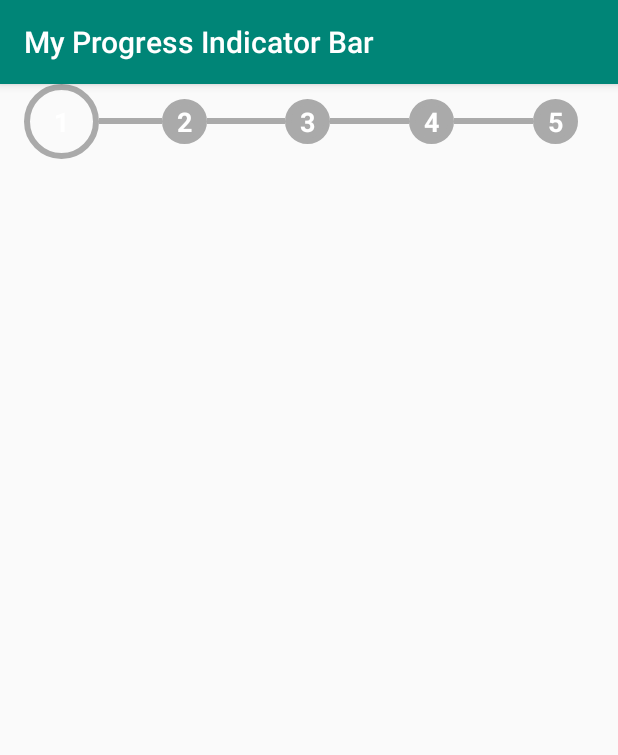
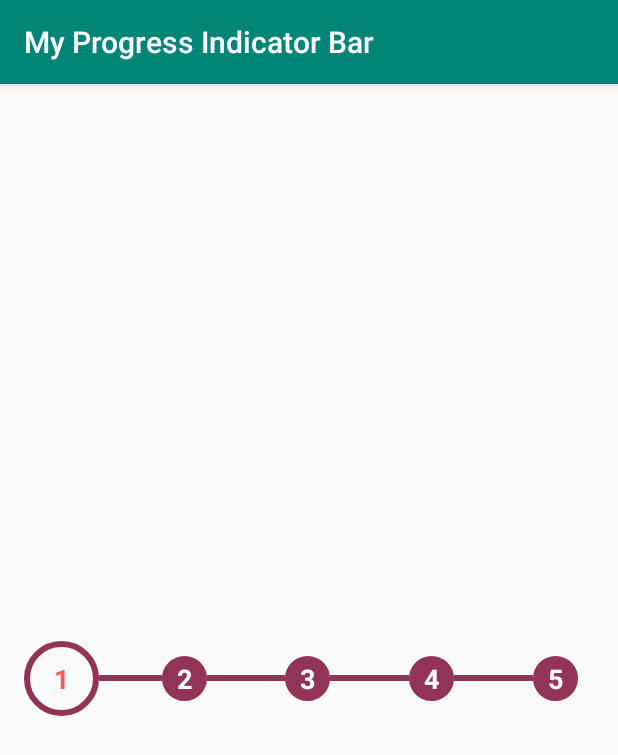
Before and after one commit to dburgosp/MyNavigationStatusBar, an Android app: the screen it shows after launch (MainActivity), on a phone screen of 412 x 824 dp. Shown: the top 755 px of the screen. Run offline under Robolectric (Android 15) with nearby library versions, the phone set to English and light mode, and no system bars.

Commit message:
Corregido bug al pasarle parámetros a ColorStateList

```diff
--- a/app/build.gradle
+++ b/app/build.gradle
@@ -1,4 +1,4 @@
-apply plugin: 'com.android.library'
+apply plugin: 'com.android.application'
 
 android {
     compileSdkVersion 28
--- a/app/src/main/java/com/davidburgosprieto/mynavigationstatusbar/NavigationStatusBar.java
+++ b/app/src/main/java/com/davidburgosprieto/mynavigationstatusbar/NavigationStatusBar.java
@@ -1,6 +1,7 @@
 package com.davidburgosprieto.mynavigationstatusbar;
 
 import android.content.Context;
+import android.content.res.ColorStateList;
 import android.content.res.Resources;
 import android.content.res.TypedArray;
 import android.graphics.Canvas;
@@ -32,15 +33,23 @@ public class NavigationStatusBar extends LinearLayout {
 
     private Paint mPaint;
     private Rect mRect;
-    private int mBgColor, mSelectedTintColor, mSelectedTxtColor, mUnselectedTintColor,
-            mUnselectedTxtColor, mNotClickableTintColor, mNotClickableTxtColor, mStyle, mTotal,
+    private int mBgColor, mSelectedBgColor, mSelectedTxtColor, mUnselectedBgColor,
+            mUnselectedTxtColor, mNotClickableBgColor, mNotClickableTxtColor, mStyle, mTotal,
             mClickables, mSelected;
+    private ColorStateList mUnselectedTintColorStateList, mNotClickableTintColorStateList;
     private ArrayList<RelativeLayout> mLayouts;
     private ArrayList<TextView> mCircles;
     private ArrayList<View> mLeftLines;
     private ArrayList<View> mRightLines;
     private Resources mRes;
     private OnInteractionListener mListener;
+
+    private int[][] mStates = new int[][]{
+            new int[]{android.R.attr.state_enabled}, // enabled
+            new int[]{-android.R.attr.state_enabled}, // disabled
+            new int[]{-android.R.attr.state_checked}, // unchecked
+            new int[]{android.R.attr.state_pressed}  // pressed
+    };
 
     @Override
     protected void onDraw(Canvas canvas) {
@@ -119,23 +128,33 @@ public class NavigationStatusBar extends LinearLayout {
     }
 
     private void getAttributes(AttributeSet set) {
+        // Obtain a TypedArray with all elements defined in attrs.xml and initialise member
+        // variables with the values input through this TypedArray, also providing default values in
+        // case no value for that attribute was input by the user.
         TypedArray ta = getContext().obtainStyledAttributes(set, R.styleable.NavigationStatusBar);
-
         mBgColor = ta.getColor(R.styleable.NavigationStatusBar_bg_color, getResources().getColor(R.color.colorPrimaryDark));
         mTotal = ta.getInt(R.styleable.NavigationStatusBar_total_elements, MAX_ELEMENTS);
         mClickables = ta.getInt(R.styleable.NavigationStatusBar_clickable_elements, MAX_ELEMENTS);
         mSelected = ta.getInt(R.styleable.NavigationStatusBar_selected_element, 1);
-        mSelectedTintColor = ta.getColor(R.styleable.NavigationStatusBar_selected_bg_color, getResources().getColor(R.color.colorPrimaryDark));
+        mSelectedBgColor = ta.getColor(R.styleable.NavigationStatusBar_selected_bg_color, getResources().getColor(R.color.colorPrimaryDark));
         mSelectedTxtColor = ta.getColor(R.styleable.NavigationStatusBar_selected_txt_color, getResources().getColor(R.color.colorPrimaryDark));
-        mUnselectedTintColor = ta.getColor(R.styleable.NavigationStatusBar_unselected_bg_color, getResources().getColor(R.color.colorPrimaryDark));
+        mUnselectedBgColor = ta.getColor(R.styleable.NavigationStatusBar_unselected_bg_color, getResources().getColor(R.color.colorPrimaryDark));
         mUnselectedTxtColor = ta.getColor(R.styleable.NavigationStatusBar_unselected_txt_color, getResources().getColor(android.R.color.white));
-        mNotClickableTintColor = ta.getColor(R.styleable.NavigationStatusBar_not_clickable_bg_color, getResources().getColor(android.R.color.darker_gray));
+        mNotClickableBgColor = ta.getColor(R.styleable.NavigationStatusBar_not_clickable_bg_color, getResources().getColor(android.R.color.darker_gray));
         mNotClickableTxtColor = ta.getColor(R.styleable.NavigationStatusBar_not_clickable_txt_color, getResources().getColor(android.R.color.white));
         mStyle = ta.getInt(R.styleable.NavigationStatusBar_style, STYLE_STROKE);
+        ta.recycle();
+
+        // Set ColorStateList member variables from input colors.
+        mUnselectedTintColorStateList = new ColorStateList(mStates, new int[]{
+                mUnselectedBgColor, mUnselectedBgColor, mUnselectedBgColor, mUnselectedBgColor
+        });
+        mNotClickableTintColorStateList = new ColorStateList(mStates, new int[]{
+                mNotClickableBgColor, mNotClickableBgColor, mNotClickableBgColor, mNotClickableBgColor
+        });
 
         mPaint.setColor(mBgColor);
         reDraw();
-        ta.recycle();
     }
 
     private void setLayout(Context context) {
@@ -176,14 +195,14 @@ public class NavigationStatusBar extends LinearLayout {
 
                 if (i < mClickables) {
                     // Set colors for clickable elements.
-                    mCircles.get(i).setBackgroundTintList(mRes.getColorStateList(mUnselectedTintColor));
-                    mLeftLines.get(i).setBackgroundColor(mRes.getColor(mUnselectedTintColor));
+                    mCircles.get(i).setBackgroundTintList(mUnselectedTintColorStateList);
+                    mLeftLines.get(i).setBackgroundColor(mUnselectedBgColor);
                     if (i == mClickables - 1) {
                         // The line to the right of the last clickable element must be grayed.
-                        mRightLines.get(i).setBackgroundColor(mRes.getColor(mNotClickableTintColor));
+                        mRightLines.get(i).setBackgroundColor(mNotClickableBgColor);
                     } else {
                         // The line to the right of any clickable element but the last one must be colored.
-                        mRightLines.get(i).setBackgroundColor(mRes.getColor(mUnselectedTintColor));
+                        mRightLines.get(i).setBackgroundColor(mUnselectedBgColor);
                     }
 
                     // Set listeners on clickable elements.
@@ -201,10 +220,10 @@ public class NavigationStatusBar extends LinearLayout {
                     });
                 } else {
                     // Set colors for not clickable elements.
-                    mCircles.get(i).setBackgroundTintList(mRes.getColorStateList(mNotClickableTintColor));
-                    mCircles.get(i).setTextColor(mRes.getColorStateList(mNotClickableTxtColor));
-                    mLeftLines.get(i).setBackgroundColor(mRes.getColor(mNotClickableTintColor));
-                    mRightLines.get(i).setBackgroundColor(mRes.getColor(mNotClickableTintColor));
+                    mCircles.get(i).setBackgroundTintList(mNotClickableTintColorStateList);
+                    mCircles.get(i).setTextColor(mNotClickableTxtColor);
+                    mLeftLines.get(i).setBackgroundColor(mNotClickableBgColor);
+                    mRightLines.get(i).setBackgroundColor(mNotClickableBgColor);
                 }
 
                 // Set active element.
@@ -239,7 +258,7 @@ public class NavigationStatusBar extends LinearLayout {
         tv.setBackground(mRes.getDrawable(R.drawable.circle_selected));
 
         // Set text color.
-        tv.setTextColor(mRes.getColor(mSelectedTxtColor));
+        tv.setTextColor(mSelectedTxtColor);
 
         // Set width and height for selected circle.
         final ViewGroup.LayoutParams layoutParams = tv.getLayoutParams();
@@ -260,7 +279,7 @@ public class NavigationStatusBar extends LinearLayout {
         tv.setBackground(mRes.getDrawable(R.drawable.circle_unselected));
 
         // Set text color.
-        tv.setTextColor(mRes.getColor(mUnselectedTxtColor));
+        tv.setTextColor(mUnselectedTxtColor);
 
         // Set width and height for not selected circle.
         final ViewGroup.LayoutParams layoutParams = mCircles.get(i).getLayoutParams();
--- a/app/src/main/res/layout/activity_main.xml
+++ b/app/src/main/res/layout/activity_main.xml
@@ -3,7 +3,7 @@
     xmlns:app="http://schemas.android.com/apk/res-auto"
     xmlns:tools="http://schemas.android.com/tools"
     android:layout_width="match_parent"
-    android:layout_height="match_parent"
+    android:layout_height="wrap_content"
     tools:context=".MainActivity">
 
     <com.davidburgosprieto.mynavigationstatusbar.NavigationStatusBar
@@ -11,10 +11,10 @@
         android:layout_width="match_parent"
         android:layout_height="wrap_content"
         app:clickable_elements="5"
-        app:selected_bg_color="@color/colorPrimaryDark"
+        app:selected_bg_color="#00FFff"
         app:selected_element="1"
-        app:selected_txt_color="@color/colorPrimaryDark"
+        app:selected_txt_color="#ff5855"
         app:total_elements="5"
-        app:unselected_bg_color="@color/colorPrimaryDark"
+        app:unselected_bg_color="#923456"
         app:unselected_txt_color="@color/white" />
 </RelativeLayout>
--- a/app/src/main/res/layout/navigation_status_bar.xml
+++ b/app/src/main/res/layout/navigation_status_bar.xml
@@ -12,6 +12,17 @@
         android:layout_width="0dp"
         android:layout_height="match_parent"
         android:layout_weight="1">
+
+        <TextView
+            android:id="@+id/text_1"
+            style="@style/TextDisabledStyle"
+            tools:text="1" />
+
+        <RelativeLayout
+            android:layout_width="wrap_content"
+            android:layout_height="wrap_content"
+            android:layout_below="@id/text_1"
+            android:layout_alignParentBottom="true">
 
             <View
                 android:id="@+id/left_line_1"
@@ -29,11 +40,24 @@
                 android:layout_toEndOf="@id/circle_1" />
         </RelativeLayout>
 
+    </RelativeLayout>
+
     <RelativeLayout
         android:id="@+id/layout_2"
         android:layout_width="0dp"
         android:layout_height="match_parent"
         android:layout_weight="1">
+
+        <TextView
+            android:id="@+id/text_2"
+            style="@style/TextDisabledStyle"
+            tools:text="2" />
+
+        <RelativeLayout
+            android:layout_width="wrap_content"
+            android:layout_height="wrap_content"
+            android:layout_below="@id/text_2"
+            android:layout_alignParentBottom="true">
 
             <View
                 android:id="@+id/left_line_2"
@@ -50,12 +74,24 @@
                 style="@style/RightLineStyle"
                 android:layout_toEndOf="@id/circle_2" />
         </RelativeLayout>
+    </RelativeLayout>
 
     <RelativeLayout
         android:id="@+id/layout_3"
         android:layout_width="0dp"
         android:layout_height="match_parent"
         android:layout_weight="1">
+
+        <TextView
+            android:id="@+id/text_3"
+            style="@style/TextDisabledStyle"
+            tools:text="3" />
+
+        <RelativeLayout
+            android:layout_width="wrap_content"
+            android:layout_height="wrap_content"
+            android:layout_below="@id/text_3"
+            android:layout_alignParentBottom="true">
 
             <View
                 android:id="@+id/left_line_3"
@@ -72,12 +108,24 @@
                 style="@style/RightLineStyle"
                 android:layout_toEndOf="@id/circle_3" />
         </RelativeLayout>
+    </RelativeLayout>
 
     <RelativeLayout
         android:id="@+id/layout_4"
         android:layout_width="0dp"
         android:layout_height="match_parent"
         android:layout_weight="1">
+
+        <TextView
+            android:id="@+id/text_4"
+            style="@style/TextDisabledStyle"
+            tools:text="4" />
+
+        <RelativeLayout
+            android:layout_width="wrap_content"
+            android:layout_height="wrap_content"
+            android:layout_below="@id/text_4"
+            android:layout_alignParentBottom="true">
 
             <View
                 android:id="@+id/left_line_4"
@@ -94,12 +142,24 @@
                 style="@style/RightLineStyle"
                 android:layout_toEndOf="@id/circle_4" />
         </RelativeLayout>
+    </RelativeLayout>
 
     <RelativeLayout
         android:id="@+id/layout_5"
         android:layout_width="0dp"
         android:layout_height="match_parent"
         android:layout_weight="1">
+
+        <TextView
+            android:id="@+id/text_5"
+            style="@style/TextDisabledStyle"
+            tools:text="5" />
+
+        <RelativeLayout
+            android:layout_width="wrap_content"
+            android:layout_height="wrap_content"
+            android:layout_below="@id/text_5"
+            android:layout_alignParentBottom="true">
 
             <View
                 android:id="@+id/left_line_5"
@@ -116,12 +176,24 @@
                 style="@style/RightLineStyle"
                 android:layout_toEndOf="@id/circle_5" />
         </RelativeLayout>
+    </RelativeLayout>
 
     <RelativeLayout
         android:id="@+id/layout_6"
         android:layout_width="0dp"
         android:layout_height="match_parent"
         android:layout_weight="1">
+
+        <TextView
+            android:id="@+id/text_6"
+            style="@style/TextDisabledStyle"
+            tools:text="6" />
+
+        <RelativeLayout
+            android:layout_width="wrap_content"
+            android:layout_height="wrap_content"
+            android:layout_below="@id/text_6"
+            android:layout_alignParentBottom="true">
 
             <View
                 android:id="@+id/left_line_6"
@@ -138,12 +210,24 @@
                 style="@style/RightLineStyle"
                 android:layout_toEndOf="@id/circle_6" />
         </RelativeLayout>
+    </RelativeLayout>
 
     <RelativeLayout
         android:id="@+id/layout_7"
         android:layout_width="0dp"
         android:layout_height="match_parent"
         android:layout_weight="1">
+
+        <TextView
+            android:id="@+id/text_7"
+            style="@style/TextDisabledStyle"
+            tools:text="7" />
+
+        <RelativeLayout
+            android:layout_width="wrap_content"
+            android:layout_height="wrap_content"
+            android:layout_below="@id/text_7"
+            android:layout_alignParentBottom="true">
 
             <View
                 android:id="@+id/left_line_7"
@@ -160,12 +244,24 @@
                 style="@style/RightLineStyle"
                 android:layout_toEndOf="@id/circle_7" />
         </RelativeLayout>
+    </RelativeLayout>
 
     <RelativeLayout
         android:id="@+id/layout_8"
         android:layout_width="0dp"
         android:layout_height="match_parent"
         android:layout_weight="1">
+
+        <TextView
+            android:id="@+id/text_8"
+            style="@style/TextDisabledStyle"
+            tools:text="8" />
+
+        <RelativeLayout
+            android:layout_width="wrap_content"
+            android:layout_height="wrap_content"
+            android:layout_below="@id/text_8"
+            android:layout_alignParentBottom="true">
 
             <View
                 android:id="@+id/left_line_8"
@@ -182,4 +278,5 @@
                 style="@style/RightLineStyle"
                 android:layout_toEndOf="@id/circle_8" />
         </RelativeLayout>
+    </RelativeLayout>
 </LinearLayout>
--- a/app/src/main/res/values/styles.xml
+++ b/app/src/main/res/values/styles.xml
@@ -36,4 +36,13 @@
         <item name="android:textStyle">bold</item>
     </style>
 
+    <style name="TextDisabledStyle">
+        <item name="android:layout_width">wrap_content</item>
+        <item name="android:layout_height">wrap_content</item>
+        <item name="android:layout_centerHorizontal">true</item>
+        <item name="android:textColor">@color/gray</item>
+        <item name="android:textSize">18sp</item>
+        <item name="android:textStyle">bold</item>
+    </style>
+
 </resources>
```
Lines whose indentation alone changed are shown as unchanged.
